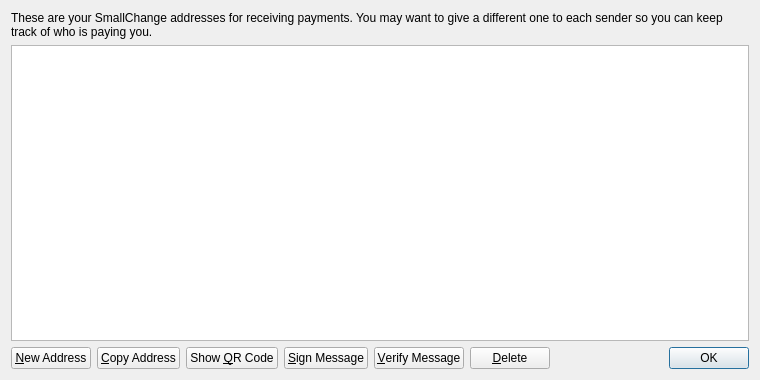
tipcoin/tipcoin, file src/qt/forms/addressbookpage.ui: the form before one commit.
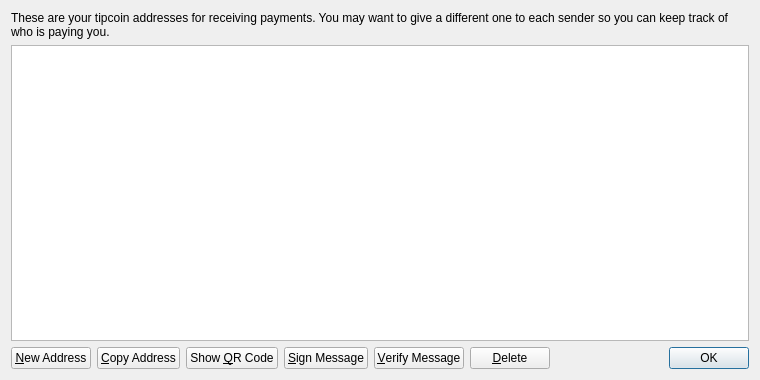
The form after the commit. Icons and pictures are not drawn.

Commit message: Tipcoin Conception

The edit to the form file:
```diff
--- a/src/qt/forms/addressbookpage.ui
+++ b/src/qt/forms/addressbookpage.ui
@@ -17,7 +17,7 @@
    <item>
     <widget class="QLabel" name="labelExplanation">
      <property name="text">
-      <string>These are your SmallChange addresses for receiving payments. You may want to give a different one to each sender so you can keep track of who is paying you.</string>
+      <string>These are your tipcoin addresses for receiving payments. You may want to give a different one to each sender so you can keep track of who is paying you.</string>
      </property>
      <property name="textFormat">
       <enum>Qt::PlainText</enum>
```
The commit also changes 40 other files.
